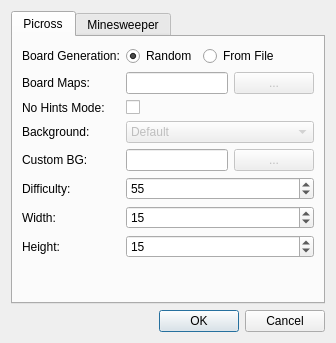
This is src/f_qtsettings.ui in schuay/picmi-legacy as Qt 5 draws it before an edit. The edited form follows.
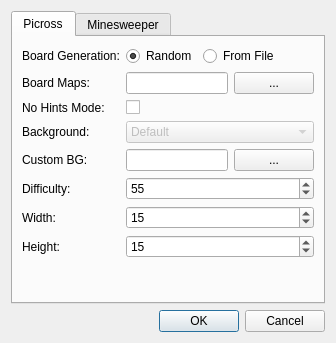
This is the edited form.

Commit message: reenable browsing for BG and maps path

```diff
--- a/src/f_qtsettings.ui
+++ b/src/f_qtsettings.ui
@@ -181,7 +181,7 @@
                <item>
                 <widget class="QPushButton" name="bBrowse">
                  <property name="enabled">
-                  <bool>false</bool>
+                  <bool>true</bool>
                  </property>
                  <property name="text">
                   <string>...</string>
@@ -209,7 +209,7 @@
                <item>
                 <widget class="QPushButton" name="bBrowse_2">
                  <property name="enabled">
-                  <bool>false</bool>
+                  <bool>true</bool>
                  </property>
                  <property name="text">
                   <string>...</string>
```
Left out of the diff: 10 changed lines with no effect on the pictures. The commit also changes 2 other files.
